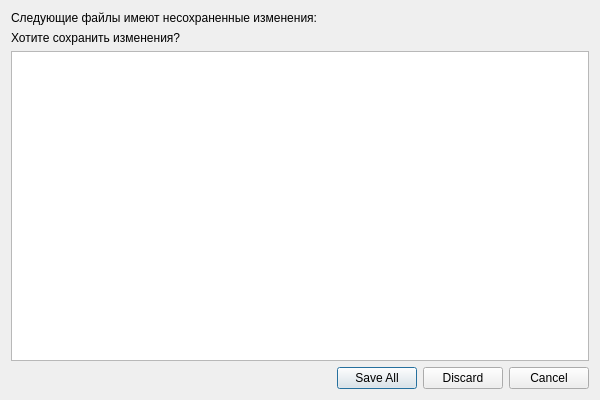
Above: src/qlabelme/widgets/unsaved_changes.ui from mariekarelina/QLabelMe before the change. Below: the same form after it.
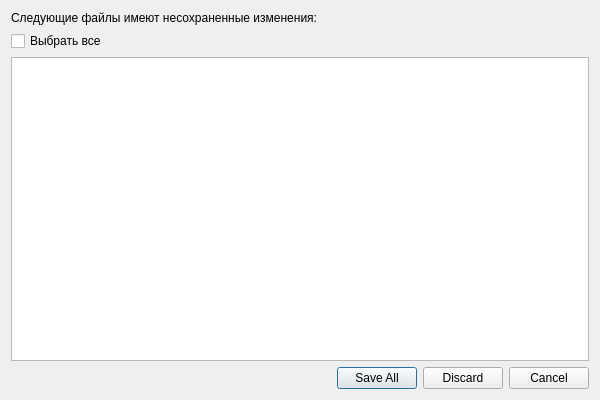
That is the form after the change.

Commit message: Окно несохр. изменений: добавлены чекбоксы

The edit to the form file:
```diff
--- a/src/qlabelme/widgets/unsaved_changes.ui
+++ b/src/qlabelme/widgets/unsaved_changes.ui
@@ -22,9 +22,9 @@
     </widget>
    </item>
    <item>
-    <widget class="QLabel" name="messageLabel">
+    <widget class="QCheckBox" name="selectAllCheckBox">
      <property name="text">
-      <string>Хотите сохранить изменения?</string>
+      <string>Выбрать все</string>
      </property>
     </widget>
    </item>
```
The commit also changes 4 other files.
